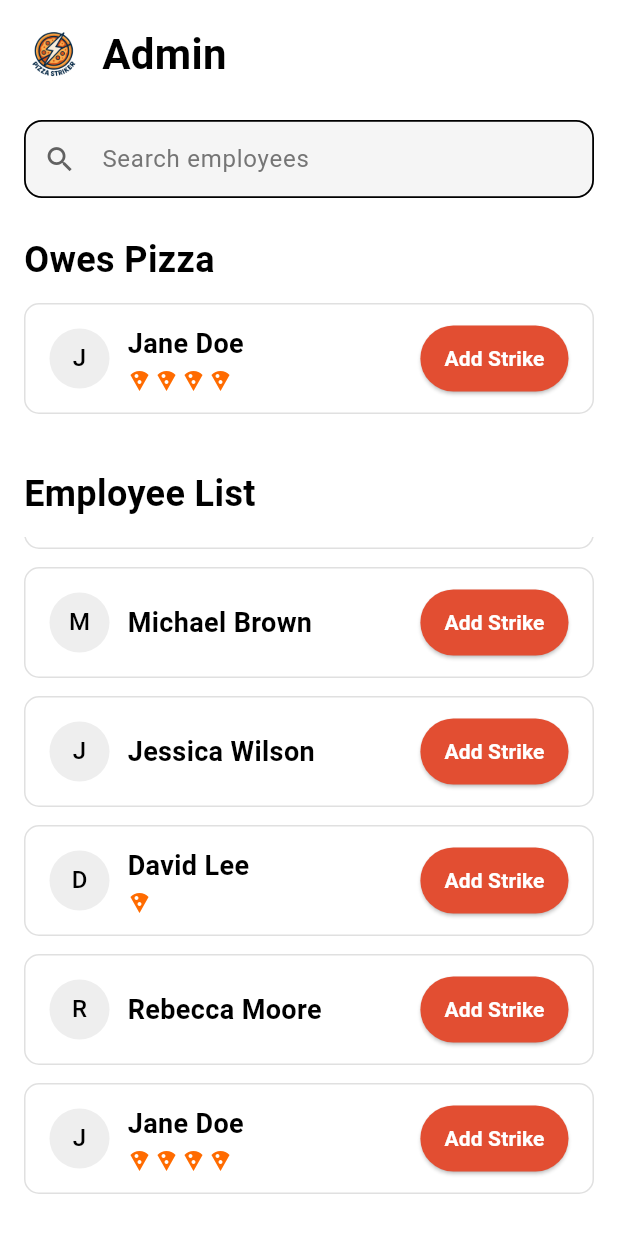
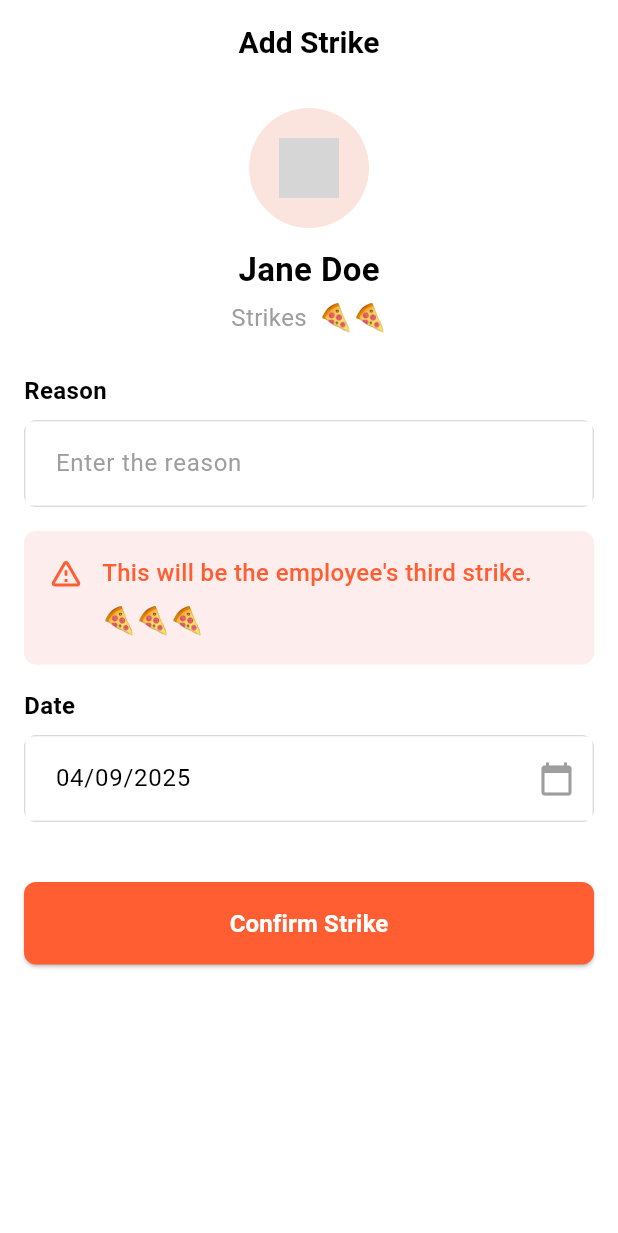
Before and after one commit to chiragdhunna/pizza_striker, a Flutter app: the AdminScreen screen opened by its route, scrolled down 238 dp, after a tap on "Add Strike", on a phone screen of 412 x 824 dp. Shown: the top 1233 px of the screen. Run offline on Flutter 3.47's test engine with Material 3 defaults, Android fonts, the light colour scheme and no system bars; our stand-ins replace bloc, dio, flutter_secure_storage, freezed_annotation, logger, pretty_dio_logger and 3 more; missing offline and left inert: dio_brotli_transformer, dio_smart_retry; accounts and stored records are empty; generated files the repository leaves out were written again; grey boxes are pictures that could not be loaded.

Commit message:
Add striker Screen (#5)
* setting up the ui of add striker screen

* finishing creating the UI of add strike

```diff
--- a/lib/logic/bloc/login_bloc/bloc/login_bloc.dart
+++ b/lib/logic/bloc/login_bloc/bloc/login_bloc.dart
@@ -61,15 +61,12 @@ class LoginBloc extends Bloc<LoginEvent, LoginState> {
 
     try {
       if (event.userType == UserType.user) {
-        log.w('User is Type');
         final loggedInUser = await _userApi.login(
           LoginUserModel(
             phone: event.phone,
             hashedPassword: event.otp,
           ),
         );
-
-        log.w('Data Success : $loggedInUser');
 
         emit(
           LoginState.loginUserSuccess(
@@ -92,8 +89,6 @@ class LoginBloc extends Bloc<LoginEvent, LoginState> {
             hashedPassword: event.otp,
           ),
         );
-
-        log.w('Admin is Type');
 
         emit(
           LoginState.loginAdminSuccess(
--- /dev/null
+++ b/lib/screens/add_striker_screen.dart
@@ -0,0 +1,368 @@
+import 'package:flutter/material.dart';
+import 'package:intl/intl.dart';
+
+class AddStrikerScreen extends StatefulWidget {
+  const AddStrikerScreen({super.key});
+
+  @override
+  State<AddStrikerScreen> createState() => _AddStrikerScreenState();
+}
+
+class _AddStrikerScreenState extends State<AddStrikerScreen> {
+  final TextEditingController _reasonController = TextEditingController();
+  final TextEditingController _dateController = TextEditingController();
+  int _strikeCount =
+      2; // Default to 2 strikes (showing the third strike warning)
+  DateTime _selectedDate = DateTime.now();
+
+  @override
+  void initState() {
+    super.initState();
+    // Initialize date controller with current date
+    _dateController.text = DateFormat('MM/dd/yyyy').format(_selectedDate);
+  }
+
+  @override
+  void dispose() {
+    _reasonController.dispose();
+    _dateController.dispose();
+    super.dispose();
+  }
+
+  Future<void> _selectDate(BuildContext context) async {
+    final DateTime? picked = await showDatePicker(
+      context: context,
+      initialDate: _selectedDate,
+      firstDate: DateTime(2020),
+      lastDate: DateTime(2030),
+    );
+    if (picked != null && picked != _selectedDate) {
+      setState(() {
+        _selectedDate = picked;
+        _dateController.text = DateFormat('MM/dd/yyyy').format(_selectedDate);
+      });
+    }
+  }
+
+  @override
+  Widget build(BuildContext context) {
+    final bool isDarkMode = Theme.of(context).brightness == Brightness.dark;
+
+    // Define colors based on theme with corrected values
+    final backgroundColor = isDarkMode ? const Color(0xFF0F1729) : Colors.white;
+    final cardColor = isDarkMode ? const Color(0xFF1E293B) : Colors.white;
+    final textColor = isDarkMode ? Colors.white : Colors.black;
+    final subtitleColor = isDarkMode ? Colors.white70 : Colors.grey;
+    final inputBgColor =
+        isDarkMode ? const Color(0xFF1E293B) : const Color(0xFFF7F7F7);
+    final warningBgColor =
+        isDarkMode ? const Color(0xFF3D2A2A) : const Color(0xFFFEEDED);
+    final buttonColor = const Color(0xFFFF5D32);
+    final buttonTextColor = Colors.white;
+    final borderColor = isDarkMode ? Colors.transparent : Colors.black12;
+
+    // Avatar background colors
+    final avatarBgColor = isDarkMode
+        ? const Color(0xFF1E293B) // Corrected dark theme avatar background
+        : const Color(0xFFFCE4DE); // Light theme avatar background
+
+    return Scaffold(
+      backgroundColor: backgroundColor,
+      appBar: AppBar(
+        backgroundColor: isDarkMode ? Colors.transparent : Colors.white,
+        shadowColor: Colors.transparent,
+        surfaceTintColor: Colors.transparent,
+        elevation: 0,
+        title: Center(
+          child: Text(
+            'Add Strike',
+            style: TextStyle(
+              color: textColor,
+              fontSize: 20,
+              fontWeight: FontWeight.bold,
+            ),
+          ),
+        ),
+        centerTitle: !isDarkMode, // Center title only in light mode
+
+        automaticallyImplyLeading:
+            false, // Only use default back button in dark mode
+      ),
+      body: SingleChildScrollView(
+        child: Padding(
+          padding: const EdgeInsets.all(16.0),
+          child: Column(
+            crossAxisAlignment: CrossAxisAlignment.start,
+            children: [
+              // Profile Section
+              Center(
+                child: Column(
+                  children: [
+                    // Profile Image
+                    CircleAvatar(
+                      radius: 40,
+                      backgroundColor: avatarBgColor,
+                      child: ClipOval(
+                        child: Image.asset(
+                          isDarkMode
+                              ? 'assets/profile_placeholder.png'
+                              : 'assets/profile_placeholder_female.png',
+                          width: 80,
+                          height: 80,
+                          fit: BoxFit.cover,
+                          errorBuilder: (context, error, stackTrace) {
+                            return Icon(
+                              Icons.person,
+                              size: 40,
+                              color: isDarkMode
+                                  ? Colors.white.withOpacity(0.7)
+                                  : Colors.orange[300],
+                            );
+                          },
+                        ),
+                      ),
+                    ),
+
+                    const SizedBox(height: 12),
+
+                    // Name
+                    Text(
+                      isDarkMode ? 'John Doe' : 'Jane Doe',
+                      style: TextStyle(
+                        fontSize: 22,
+                        fontWeight: FontWeight.bold,
+                        color: textColor,
+                      ),
+                    ),
+
+                    const SizedBox(height: 4),
+
+                    // Current Strikes with centered pizza slices
+                    Row(
+                      mainAxisAlignment: MainAxisAlignment.center,
+                      children: [
+                        if (!isDarkMode)
+                          Text(
+                            'Strikes',
+                            style: TextStyle(
+                              fontSize: 16,
+                              color: subtitleColor,
+                            ),
+                          ),
+                        const SizedBox(width: 8),
+                        const Text('🍕', style: TextStyle(fontSize: 18)),
+                        const Text('🍕', style: TextStyle(fontSize: 18)),
+                        if (_strikeCount == 3)
+                          const Text('🍕', style: TextStyle(fontSize: 18)),
+                      ],
+                    ),
+                  ],
+                ),
+              ),
+
+              const SizedBox(height: 24),
+
+              // Reason Section
+              Text(
+                'Reason',
+                style: TextStyle(
+                  fontSize: 16,
+                  fontWeight: FontWeight.bold,
+                  color: textColor,
+                ),
+              ),
+
+              const SizedBox(height: 8),
+
+              // Reason Input Field
+              Container(
+                decoration: BoxDecoration(
+                  color: inputBgColor,
+                  borderRadius: BorderRadius.circular(8),
+                  border: Border.all(color: borderColor),
+                ),
+                child: TextField(
+                  controller: _reasonController,
+                  style: TextStyle(color: textColor),
+                  decoration: InputDecoration(
+                    hintText: 'Enter the reason',
+                    hintStyle: TextStyle(color: subtitleColor),
+                    contentPadding: const EdgeInsets.symmetric(
+                        horizontal: 16, vertical: 16),
+                    border: InputBorder.none,
+                  ),
+                ),
+              ),
+
+              const SizedBox(height: 16),
+
+              // Warning Messages based on strike count
+              if (_strikeCount == 2) // Show warning for third strike
+                _buildWarningMessage(isDarkMode, warningBgColor,
+                    "This will be the employee's third strike.")
+              else if (_strikeCount == 3) // Already has 3 strikes
+                _buildWarningMessage(isDarkMode, warningBgColor,
+                    "Employee already owes the pizza."),
+
+              const SizedBox(height: 16),
+
+              // Date Section
+              Text(
+                'Date',
+                style: TextStyle(
+                  fontSize: 16,
+                  fontWeight: FontWeight.bold,
+                  color: textColor,
+                ),
+              ),
+
+              const SizedBox(height: 8),
+
+              // Date Input Field
+              Container(
+                decoration: BoxDecoration(
+                  color: inputBgColor,
+                  borderRadius: BorderRadius.circular(8),
+                  border: Border.all(color: borderColor),
+                ),
+                child: TextField(
+                  controller: _dateController,
+                  readOnly: true,
+                  style: TextStyle(color: textColor),
+                  decoration: InputDecoration(
+                    hintText: 'Select date',
+                    hintStyle: TextStyle(color: subtitleColor),
+                    contentPadding: const EdgeInsets.symmetric(
+                        horizontal: 16, vertical: 16),
+                    border: InputBorder.none,
+                    suffixIcon: IconButton(
+                      icon: Icon(Icons.calendar_today, color: subtitleColor),
+                      onPressed: () => _selectDate(context),
+                    ),
+                  ),
+                ),
+              ),
+
+              // Only show notifications section when strike count is 2
+              if (isDarkMode && _strikeCount == 2) ...[
+                const SizedBox(height: 24),
+
+                // Notifications Section
+                Text(
+                  'NOTIFICATIONS',
+                  style: TextStyle(
+                    fontSize: 16,
+                    fontWeight: FontWeight.bold,
+                    color: textColor,
+                    letterSpacing: 1.2,
+                  ),
+                ),
+
+                const SizedBox(height: 16),
+
+                // Notification Item
+                Container(
+                  padding:
+                      const EdgeInsets.symmetric(horizontal: 16, vertical: 12),
+                  decoration: BoxDecoration(
+                    color: inputBgColor,
+                    borderRadius: BorderRadius.circular(8),
+                  ),
+                  child: Row(
+                    mainAxisAlignment: MainAxisAlignment.spaceBetween,
+                    children: [
+                      Text(
+                        'Someone reaches 3 third',
+                        style: TextStyle(
+                          fontSize: 16,
+                          color: textColor,
+                        ),
+                      ),
+                      Icon(
+                        Icons.check_circle,
+                        color: Colors.blue[400],
+                      ),
+                    ],
+                  ),
+                ),
+              ],
+
+              const SizedBox(height: 40),
+
+              // Confirm Button
+              SizedBox(
+                width: double.infinity,
+                child: ElevatedButton(
+                  onPressed: () {
+                    // Handle strike confirmation
+                    Navigator.of(context).pop();
+                  },
+                  style: ElevatedButton.styleFrom(
+                    backgroundColor: buttonColor,
+                    foregroundColor: buttonTextColor,
+                    padding: const EdgeInsets.symmetric(vertical: 16),
+                    shape: RoundedRectangleBorder(
+                      borderRadius: BorderRadius.circular(8),
+                    ),
+                  ),
+                  child: const Text(
+                    'Confirm Strike',
+                    style: TextStyle(
+                      fontSize: 16,
+                      fontWeight: FontWeight.bold,
+                    ),
+                  ),
+                ),
+              ),
+            ],
+          ),
+        ),
+      ),
+    );
+  }
+
+  Widget _buildWarningMessage(bool isDarkMode, Color bgColor, String message) {
+    return Container(
+      padding: const EdgeInsets.all(16),
+      decoration: BoxDecoration(
+        color: bgColor,
+        borderRadius: BorderRadius.circular(8),
+      ),
+      child: Row(
+        crossAxisAlignment: CrossAxisAlignment.start,
+        children: [
+          Icon(
+            Icons.warning_amber_rounded,
+            color: const Color(0xFFFF5D32),
+            size: 24,
+          ),
+          const SizedBox(width: 12),
+          Expanded(
+            child: Column(
+              crossAxisAlignment: CrossAxisAlignment.start,
+              children: [
+                Text(
+                  message,
+                  style: TextStyle(
+                    fontSize: 16,
+                    color: isDarkMode ? Colors.white : const Color(0xFFFF5D32),
+                    fontWeight: FontWeight.w500,
+                  ),
+                ),
+                const SizedBox(height: 8),
+                Row(
+                  mainAxisAlignment: MainAxisAlignment.start,
+                  children: const [
+                    Text('🍕', style: TextStyle(fontSize: 18)),
+                    Text('🍕', style: TextStyle(fontSize: 18)),
+                    Text('🍕', style: TextStyle(fontSize: 18)),
+                  ],
+                ),
+              ],
+            ),
+          ),
+        ],
+      ),
+    );
+  }
+}
--- a/lib/screens/admin_screen.dart
+++ b/lib/screens/admin_screen.dart
@@ -1,4 +1,5 @@
 import 'package:flutter/material.dart';
+import 'package:pizza_striker/screens/add_striker_screen.dart';
 
 class AdminScreen extends StatefulWidget {
   const AdminScreen({super.key});
@@ -78,25 +79,32 @@ class _AdminScreenState extends State<AdminScreen> {
   }
 
   void addStrike(UserNewModel UserNewModel) {
-    setState(() {
-      // Find and update the UserNewModel in the original list
-      final index = usersData.indexWhere((u) => u.id == UserNewModel.id);
-      if (index != -1) {
-        usersData[index] =
-            UserNewModel.copyWith(strikes: UserNewModel.strikes + 1);
+    // setState(() {
+    //   // Find and update the UserNewModel in the original list
+    //   final index = usersData.indexWhere((u) => u.id == UserNewModel.id);
+    //   if (index != -1) {
+    //     usersData[index] =
+    //         UserNewModel.copyWith(strikes: UserNewModel.strikes + 1);
 
-        // Re-apply the current filter
-        String currentSearchText = searchController.text;
-        if (currentSearchText.isNotEmpty) {
-          filterUsers(currentSearchText);
-        } else {
-          filteredUsers = List.from(usersData);
-        }
+    //     // Re-apply the current filter
+    //     String currentSearchText = searchController.text;
+    //     if (currentSearchText.isNotEmpty) {
+    //       filterUsers(currentSearchText);
+    //     } else {
+    //       filteredUsers = List.from(usersData);
+    //     }
 
-        // Update the owes pizza section
-        updateOwesPizzaUsers();
-      }
-    });
+    //     // Update the owes pizza section
+    //     updateOwesPizzaUsers();
+    //   }
+    // });
+
+    Navigator.push(
+      context,
+      MaterialPageRoute(
+        builder: (context) => AddStrikerScreen(),
+      ),
+    );
   }
 
   @override
--- a/lib/screens/login_screen.dart
+++ b/lib/screens/login_screen.dart
@@ -24,7 +24,6 @@ class _LoginScreenState extends State<LoginScreen> {
     // Post-frame callback ensures context is fully initialized
     WidgetsBinding.instance.addPostFrameCallback((_) {
       final isDark = ThemeService.isDarkMode(context);
-      log.w('isDarkMode (PostFrame): $isDark');
     });
   }
 
```
